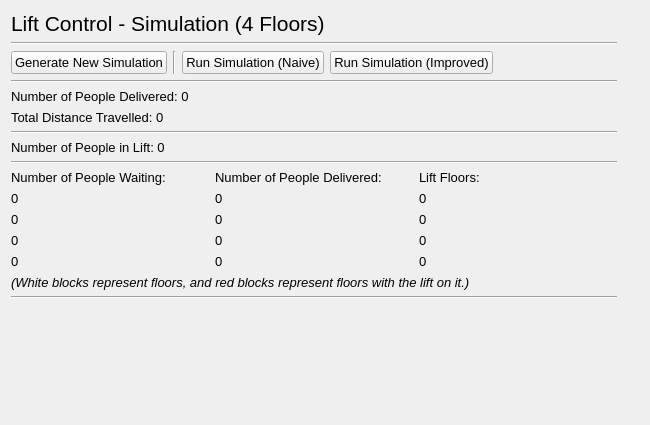
First picture: the form in src/ui/sim_4_floors.ui, repository IsaacCheng9/lift-control-simulation, before the edit.
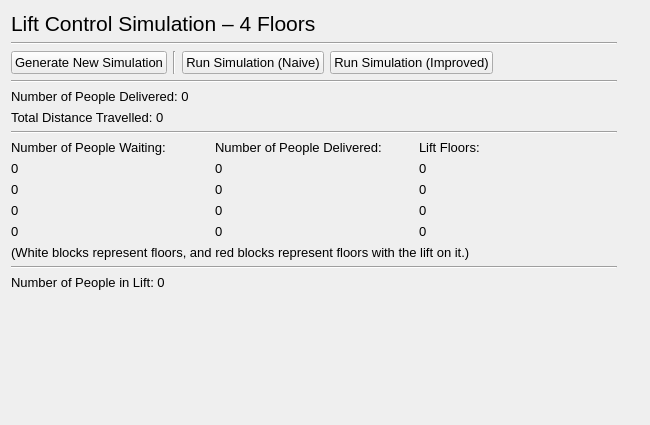
Second picture: the form after the edit.

Patch:
```diff
--- a/src/ui/sim_4_floors.ui
+++ b/src/ui/sim_4_floors.ui
@@ -12,7 +12,6 @@
   </property>
   <property name="font">
    <font>
-    <family>Arial</family>
     <pointsize>10</pointsize>
    </font>
   </property>
@@ -35,12 +34,11 @@
        <property name="font">
         <font>
          <pointsize>16</pointsize>
-         <weight>50</weight>
          <bold>false</bold>
         </font>
        </property>
        <property name="text">
-        <string>Lift Control - Simulation (4 Floors)</string>
+        <string>Lift Control Simulation – 4 Floors</string>
        </property>
       </widget>
      </item>
@@ -124,27 +122,13 @@
        </property>
       </widget>
      </item>
-     <item>
-      <widget class="QLabel" name="lbl_num_in_lift">
-       <property name="text">
-        <string>Number of People in Lift: 0</string>
-       </property>
-      </widget>
-     </item>
-     <item>
-      <widget class="Line" name="hori_line_status">
-       <property name="orientation">
-        <enum>Qt::Horizontal</enum>
-       </property>
-      </widget>
-     </item>
      <item>
       <layout class="QGridLayout" name="grid_layout_sim">
        <item row="0" column="1">
         <widget class="QLabel" name="lbl_delivered_floors">
          <property name="font">
           <font>
-           <weight>50</weight>
+           <pointsize>10</pointsize>
            <bold>false</bold>
           </font>
          </property>
@@ -178,7 +162,7 @@
         <widget class="QLabel" name="lbl_lift_floors">
          <property name="font">
           <font>
-           <weight>50</weight>
+           <pointsize>10</pointsize>
            <bold>false</bold>
           </font>
          </property>
@@ -226,7 +210,7 @@
         <widget class="QLabel" name="lbl_waiting_floors">
          <property name="font">
           <font>
-           <weight>50</weight>
+           <pointsize>10</pointsize>
            <bold>false</bold>
           </font>
          </property>
@@ -269,7 +253,8 @@
       <widget class="QLabel" name="lbl_key">
        <property name="font">
         <font>
-         <italic>true</italic>
+         <pointsize>10</pointsize>
+         <italic>false</italic>
         </font>
        </property>
        <property name="text">
@@ -284,6 +269,13 @@
        </property>
       </widget>
      </item>
+     <item>
+      <widget class="QLabel" name="lbl_num_in_lift">
+       <property name="text">
+        <string>Number of People in Lift: 0</string>
+       </property>
+      </widget>
+     </item>
      <item>
       <widget class="QLabel" name="lbl_update">
        <property name="text">
```
Left out of the diff: 2 changed lines with no effect on the pictures.
